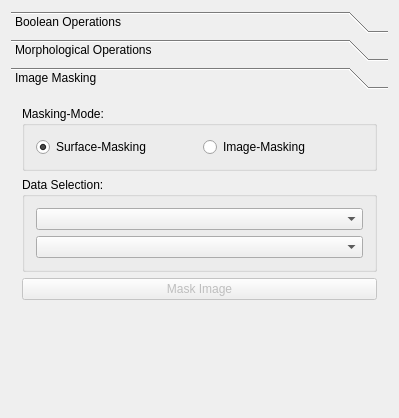
Qt form Plugins/org.mitk.gui.qt.segmentation/src/internal/QmitkSegmentationUtilitiesViewControls.ui (MITK/MITK) before a commit.
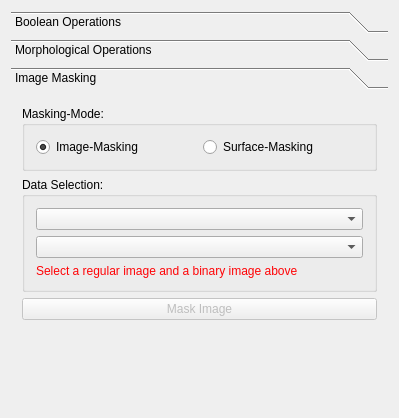
The same form after that commit. The open tabs and pages were chosen to show the change. Icons and pictures are not drawn. Custom widgets are drawn as their Qt base class.

Commit message: Added slots mainly for data selection handling

Diff of the .ui file:
```diff
--- a/Plugins/org.mitk.gui.qt.segmentation/src/internal/QmitkSegmentationUtilitiesViewControls.ui
+++ b/Plugins/org.mitk.gui.qt.segmentation/src/internal/QmitkSegmentationUtilitiesViewControls.ui
@@ -367,19 +367,6 @@
           <string>Masking-Mode:</string>
          </property>
          <layout class="QHBoxLayout" name="horizontalLayout_4">
-          <item>
-           <widget class="QRadioButton" name="rbMaskSurface">
-            <property name="toolTip">
-             <string>Fill a surface into an image</string>
-            </property>
-            <property name="text">
-             <string>Surface-Masking</string>
-            </property>
-            <property name="checked">
-             <bool>true</bool>
-            </property>
-           </widget>
-          </item>
           <item>
            <widget class="QRadioButton" name="rbMaskImage">
             <property name="toolTip">
@@ -388,6 +375,25 @@
             <property name="text">
              <string>Image-Masking</string>
             </property>
+            <property name="checkable">
+             <bool>true</bool>
+            </property>
+            <property name="checked">
+             <bool>true</bool>
+            </property>
+           </widget>
+          </item>
+          <item>
+           <widget class="QRadioButton" name="rbMaskSurface">
+            <property name="toolTip">
+             <string>Fill a surface into an image</string>
+            </property>
+            <property name="text">
+             <string>Surface-Masking</string>
+            </property>
+            <property name="checked">
+             <bool>false</bool>
+            </property>
            </widget>
           </item>
          </layout>
@@ -406,19 +412,29 @@
          </property>
          <layout class="QVBoxLayout" name="verticalLayout_6">
           <item>
-           <widget class="QComboBox" name="cmbMaskingData">
-            <property name="toolTip">
-             <string>Select the reference image</string>
-            </property>
-           </widget>
-          </item>
-          <item>
-           <widget class="QComboBox" name="cmbReferenceData">
+           <widget class="QmitkDataStorageComboBox" name="cmbMaskingReferenceData">
             <property name="toolTip">
              <string>Select the mask you want to use</string>
             </property>
            </widget>
           </item>
+          <item>
+           <widget class="QmitkDataStorageComboBox" name="cmbMaskingData">
+            <property name="toolTip">
+             <string>Select the reference image</string>
+            </property>
+           </widget>
+          </item>
+          <item>
+           <widget class="QLabel" name="lblMaskingWarnings">
+            <property name="styleSheet">
+             <string notr="true">color: rgb(255, 3, 6);</string>
+            </property>
+            <property name="text">
+             <string>Select a regular image and a binary image above</string>
+            </property>
+           </widget>
+          </item>
          </layout>
         </widget>
        </item>
```
Left out of the diff: 28 changed lines with no effect on the pictures. Lines whose indentation alone changed are shown as unchanged. The commit also changes 2 other files.
